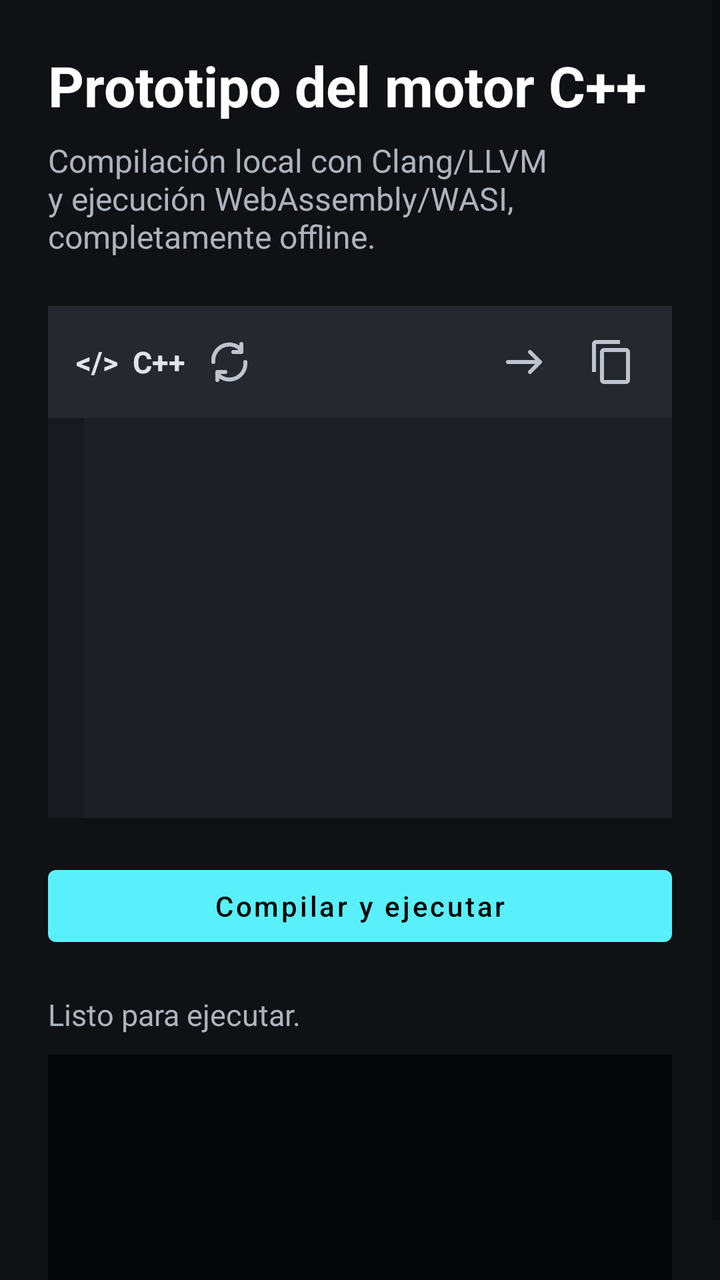
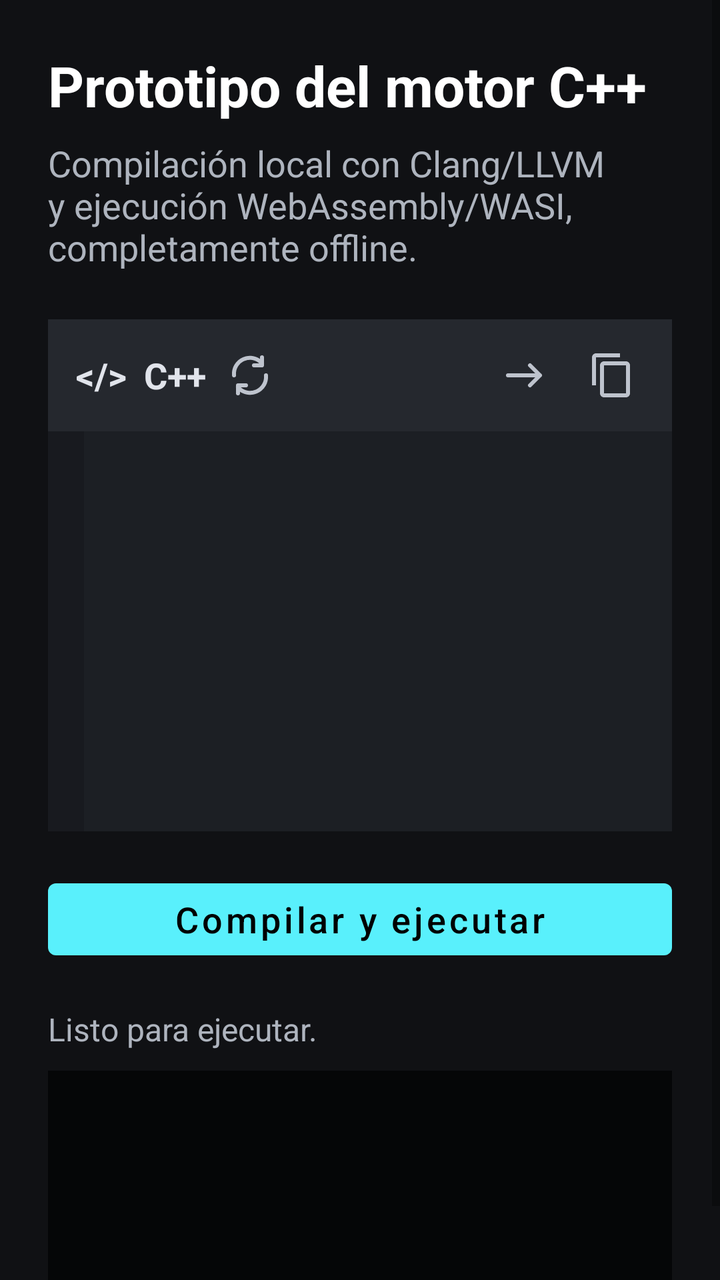

The first picture is an Android layout as it rendered before a commit; the second is the same layout after the commit. The layout source and the unified diff follow.
<!-- AndroidManifest.xml: application theme Theme.LearnGraphicsProgramming -->
<!-- res/layout/activity_cpp_prototype.xml -->
<?xml version="1.0" encoding="utf-8"?>
<ScrollView
    xmlns:android="http://schemas.android.com/apk/res/android"
    android:layout_width="match_parent"
    android:layout_height="match_parent"
    android:background="#101114"
    android:clipChildren="false"
    android:clipToPadding="false"
    android:fillViewport="true">

    <LinearLayout
        android:layout_width="match_parent"
        android:layout_height="wrap_content"
        android:clipChildren="false"
        android:clipToPadding="false"
        android:orientation="vertical"
        android:padding="24dp">

        <TextView
            android:layout_width="match_parent"
            android:layout_height="wrap_content"
            android:text="@string/cpp_runtime_title"
            android:textColor="#FFFFFF"
            android:textSize="28sp"
            android:textStyle="bold" />

        <TextView
            android:layout_width="match_parent"
            android:layout_height="wrap_content"
            android:layout_marginTop="8dp"
            android:text="@string/cpp_runtime_description"
            android:textColor="#AEB4BE"
            android:textSize="16sp" />

        

        <LinearLayout
            android:id="@+id/codeCard"
            android:layout_width="match_parent"
            android:layout_height="wrap_content"
            android:layout_marginTop="24dp"
            android:orientation="vertical">

            

            <LinearLayout
                android:layout_width="match_parent"
                android:layout_height="wrap_content"
                android:background="#25282E"
                android:gravity="center_vertical"
                android:orientation="horizontal"
                android:paddingStart="14dp"
                android:paddingTop="8dp"
                android:paddingEnd="8dp"
                android:paddingBottom="8dp">

                <TextView
                    android:layout_width="wrap_content"
                    android:layout_height="wrap_content"
                    android:text="&lt;/&gt;  C++"
                    android:textColor="#E1E4EB"
                    android:textSize="15sp"
                    android:textStyle="bold" />

                <TextView
                    android:id="@+id/resetCodeButton"
                    android:layout_width="wrap_content"
                    android:layout_height="wrap_content"
                    android:contentDescription="Reiniciar código"
                    android:gravity="center"
                    android:paddingStart="10dp"
                    android:paddingTop="8dp"
                    android:paddingEnd="10dp"
                    android:paddingBottom="8dp"
                    android:drawableStart="@drawable/ic_code_reset" />

                <View
                    android:layout_width="0dp"
                    android:layout_height="1dp"
                    android:layout_weight="1" />

                <TextView
                    android:id="@+id/alignCodeButton"
                    android:layout_width="wrap_content"
                    android:layout_height="wrap_content"
                    android:contentDescription="Ajuste de línea desactivado"
                    android:gravity="center"
                    android:paddingStart="10dp"
                    android:paddingTop="8dp"
                    android:paddingEnd="10dp"
                    android:paddingBottom="8dp"
                    android:drawableStart="@drawable/ic_code_wrap_off" />

                <TextView
                    android:id="@+id/copyCodeButton"
                    android:layout_width="wrap_content"
                    android:layout_height="wrap_content"
                    android:contentDescription="Copiar código"
                    android:gravity="center"
                    android:paddingStart="10dp"
                    android:paddingTop="8dp"
                    android:paddingEnd="10dp"
                    android:paddingBottom="8dp"
                    android:drawableStart="@drawable/ic_code_copy" />

            </LinearLayout>

            

            <LinearLayout
                android:id="@+id/codeEditorBody"
                android:layout_width="match_parent"
                android:layout_height="wrap_content"
                android:background="#1C1F24"
                android:baselineAligned="false"
                android:minHeight="200dp"
                android:orientation="horizontal">

                

                <TextView
                    android:id="@+id/lineNumbers"
                    android:layout_width="18dp"
                    android:layout_height="match_parent"
                    android:background="#181A1F"
                    android:fontFamily="monospace"
                    android:gravity="top|end"
                    android:includeFontPadding="false"
                    android:paddingStart="0dp"
                    android:paddingTop="16dp"
                    android:paddingEnd="3dp"
                    android:paddingBottom="16dp"
                    android:textColor="#6F7782"
                    android:textSize="14sp" />

                

                <EditText
                    android:id="@+id/sourceCode"
                    android:layout_width="0dp"
                    android:layout_height="wrap_content"
                    android:layout_weight="1"
                    android:background="@android:color/transparent"
                    android:fontFamily="monospace"
                    android:gravity="top|start"
                    android:includeFontPadding="false"
                    android:inputType="textMultiLine|textNoSuggestions"
                    android:minHeight="200dp"
                    android:overScrollMode="never"
                    android:paddingStart="10dp"
                    android:paddingTop="16dp"
                    android:paddingEnd="16dp"
                    android:paddingBottom="16dp"
                    android:scrollHorizontally="true"
                    android:scrollbars="horizontal"
                    android:textColor="#E6EDF3"
                    android:textSize="14sp" />

            </LinearLayout>

        </LinearLayout>

        <Button
            android:id="@+id/runButton"
            android:layout_width="match_parent"
            android:layout_height="wrap_content"
            android:layout_marginTop="20dp"
            android:text="@string/cpp_runtime_run"
            android:textAllCaps="false" />

        <TextView
            android:id="@+id/statusText"
            android:layout_width="match_parent"
            android:layout_height="wrap_content"
            android:layout_marginTop="20dp"
            android:text="@string/cpp_runtime_ready"
            android:textColor="#AEB4BE"
            android:textSize="15sp" />

        <TextView
            android:id="@+id/outputText"
            android:layout_width="match_parent"
            android:layout_height="wrap_content"
            android:layout_marginTop="10dp"
            android:background="#050607"
            android:fontFamily="monospace"
            android:minHeight="120dp"
            android:padding="16dp"
            android:textColor="#79E29D"
            android:textIsSelectable="true"
            android:textSize="16sp" />

    </LinearLayout>

</ScrollView>
<!-- resources referenced by this layout -->
<resources>
  <!-- drawable ic_code_copy (drawable) -->
  <vector xmlns:android="http://schemas.android.com/apk/res/android"
      android:width="24dp"
      android:height="24dp"
      android:viewportWidth="24"
      android:viewportHeight="24">
  
      <path
          android:fillColor="#BEC3CD"
          android:pathData="M16,1H4C2.9,1 2,1.9 2,3V17H4V3H16V1ZM19,5H8C6.9,5 6,5.9 6,7V21C6,22.1 6.9,23 8,23H19C20.1,23 21,22.1 21,21V7C21,5.9 20.1,5 19,5ZM19,21H8V7H19V21Z" />
  
  </vector>
  <!-- drawable ic_code_reset (drawable) -->
  <vector xmlns:android="http://schemas.android.com/apk/res/android"
      android:width="24dp"
      android:height="24dp"
      android:viewportWidth="24"
      android:viewportHeight="24">
  
      <path
          android:fillColor="@android:color/transparent"
          android:strokeColor="#BEC3CD"
          android:strokeWidth="2"
          android:strokeLineCap="round"
          android:strokeLineJoin="round"
          android:pathData="M4,12 A8,8 0,0 1,18,6" />
  
      <path
          android:fillColor="@android:color/transparent"
          android:strokeColor="#BEC3CD"
          android:strokeWidth="2"
          android:strokeLineCap="round"
          android:strokeLineJoin="round"
          android:pathData="M18,3 L18,7 L14,7" />
  
      <path
          android:fillColor="@android:color/transparent"
          android:strokeColor="#BEC3CD"
          android:strokeWidth="2"
          android:strokeLineCap="round"
          android:strokeLineJoin="round"
          android:pathData="M20,12 A8,8 0,0 1,6,18" />
  
      <path
          android:fillColor="@android:color/transparent"
          android:strokeColor="#BEC3CD"
          android:strokeWidth="2"
          android:strokeLineCap="round"
          android:strokeLineJoin="round"
          android:pathData="M6,21 L6,17 L10,17" />
  
  </vector>
  <!-- drawable ic_code_wrap_off (drawable) -->
  <vector xmlns:android="http://schemas.android.com/apk/res/android"
      android:width="24dp"
      android:height="24dp"
      android:viewportWidth="24"
      android:viewportHeight="24">
  
      <path
          android:fillColor="@android:color/transparent"
          android:strokeColor="#BEC3CD"
          android:strokeWidth="2"
          android:strokeLineCap="round"
          android:strokeLineJoin="round"
          android:pathData="M4,12 L20,12 M15,7 L20,12 L15,17" />
  
  </vector>
  <string name="cpp_runtime_description">Compilación local con Clang/LLVM y ejecución WebAssembly/WASI, completamente offline.</string>
  <string name="cpp_runtime_ready">Listo para ejecutar.</string>
  <string name="cpp_runtime_run">Compilar y ejecutar</string>
  <string name="cpp_runtime_title">Prototipo del motor C++</string>
  <style name="Theme.LearnGraphicsProgramming" parent="Theme.MaterialComponents.DayNight.DarkActionBar">
          
          <item name="colorPrimary">@color/purple_500</item>
          <item name="colorPrimaryVariant">@color/purple_700</item>
          <item name="colorOnPrimary">@color/black</item>
          
          <item name="colorSecondary">@color/teal_200</item>
          <item name="colorSecondaryVariant">@color/teal_700</item>
          <item name="colorOnSecondary">@color/black</item>
          
          <item name="android:statusBarColor">?attr/colorPrimaryVariant</item>
          
          <item name="windowActionBar">false</item>
          <item name="windowNoTitle">true</item>
      </style>
  <color name="purple_500">#FF59F0FC</color>
  <color name="purple_700">#FF31848B</color>
  <color name="black">#FF000000</color>
  <color name="teal_200">#FF03DAC5</color>
  <color name="teal_700">#FF018786</color>
</resources>

<!-- the commit's change to res/layout/activity_cpp_prototype.xml (unified diff, before → after) -->
@@ -30,7 +30,7 @@
             android:layout_marginTop="8dp"
             android:text="@string/cpp_runtime_description"
             android:textColor="#AEB4BE"
-            android:textSize="16sp" />
+            android:textSize="18sp" />
 
         
 
@@ -59,7 +59,7 @@
                     android:layout_height="wrap_content"
                     android:text="&lt;/&gt;  C++"
                     android:textColor="#E1E4EB"
-                    android:textSize="15sp"
+                    android:textSize="18sp"
                     android:textStyle="bold" />
 
                 <TextView
@@ -131,7 +131,7 @@
                     android:paddingEnd="3dp"
                     android:paddingBottom="16dp"
                     android:textColor="#6F7782"
-                    android:textSize="14sp" />
+                    android:textSize="18sp" />
 
                 
 
@@ -154,7 +154,7 @@
                     android:scrollHorizontally="true"
                     android:scrollbars="horizontal"
                     android:textColor="#E6EDF3"
-                    android:textSize="14sp" />
+                    android:textSize="18sp" />
 
             </LinearLayout>
 
@@ -166,7 +166,8 @@
             android:layout_height="wrap_content"
             android:layout_marginTop="20dp"
             android:text="@string/cpp_runtime_run"
-            android:textAllCaps="false" />
+            android:textAllCaps="false"
+            android:textSize="18sp" />
 
         <TextView
             android:id="@+id/statusText"
@@ -175,7 +176,7 @@
             android:layout_marginTop="20dp"
             android:text="@string/cpp_runtime_ready"
             android:textColor="#AEB4BE"
-            android:textSize="15sp" />
+            android:textSize="16sp" />
 
         <TextView
             android:id="@+id/outputText"
@@ -185,10 +186,10 @@
             android:background="#050607"
             android:fontFamily="monospace"
             android:minHeight="120dp"
-            android:padding="16dp"
+            android:padding="18sp"
             android:textColor="#79E29D"
             android:textIsSelectable="true"
-            android:textSize="16sp" />
+            android:textSize="18sp" />
 
     </LinearLayout>
 
